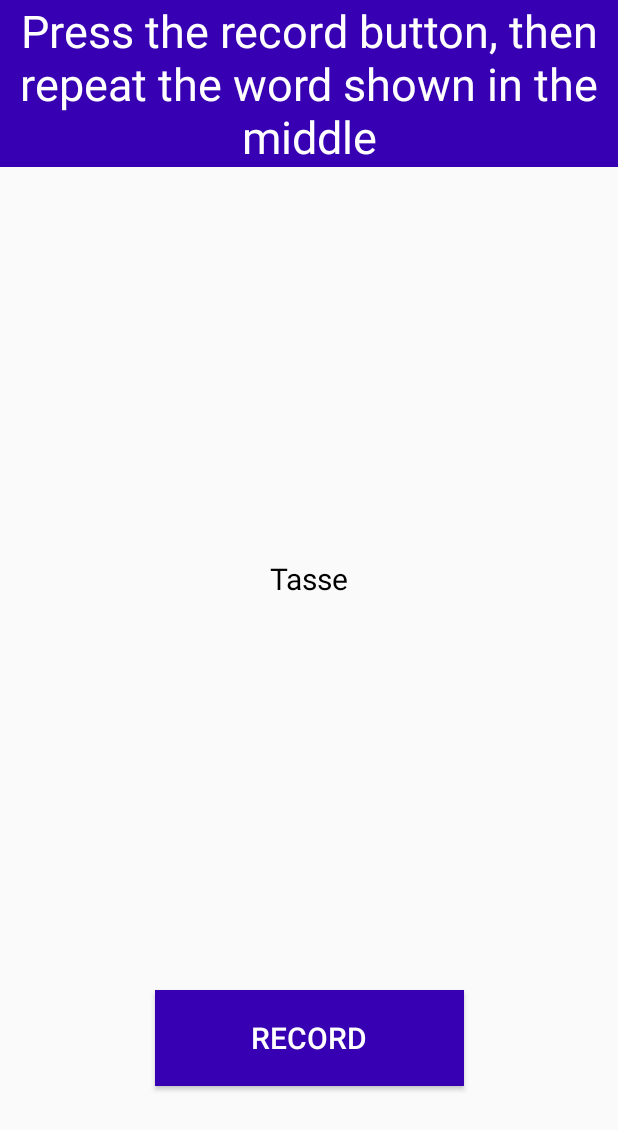
After one commit to SAGI-FAU/Cochlear-Implant-Testing-App, an Android app: the Word_List screen opened directly, with no data from a screen before it, on a phone screen of 412 x 824 dp. The commit adds this screen. Shown: the top 1130 px of the screen. Run offline under Robolectric (Android 15) with nearby library versions, the phone set to English and light mode, and no system bars.

Commit message:
[add] added Word_List Recording of voice still missing

```diff
--- a/CIT-APP/app/src/main/java/com/example/cit_app/Instruction.java
+++ b/CIT-APP/app/src/main/java/com/example/cit_app/Instruction.java
@@ -33,13 +33,13 @@ public class Instruction extends AppCompatActivity {
                 Intent newActivity;
                 switch(intent.getStringExtra("title")) {
                     case "Minimal pairs":
-                        newActivity = new Intent(v.getContext(), Instruction.class);
+                        newActivity = new Intent(v.getContext(), MinimalPairs.class);
                         break;
                     case "Minimal pairs 2":
                         newActivity = new Intent(v.getContext(), MinimalPairs2.class);
                         break;
                     case "Word list":
-                        newActivity = new Intent(v.getContext(), Instruction.class);
+                        newActivity = new Intent(v.getContext(), Word_List.class);
                         break;
                     case "Sentence reading":
                         newActivity = new Intent(v.getContext(), Instruction.class);
--- /dev/null
+++ b/CIT-APP/app/src/main/java/com/example/cit_app/MinimalPairs.java
@@ -0,0 +1,26 @@
+package com.example.cit_app;
+
+import androidx.appcompat.app.AppCompatActivity;
+
+import android.Manifest;
+import android.content.pm.PackageManager;
+import android.media.MediaRecorder;
+import android.os.Bundle;
+import android.widget.Button;
+import android.widget.Toast;
+
+public class MinimalPairs extends AppCompatActivity {
+
+    Button listen, record;
+    String path = "";
+    MediaRecorder recorder;
+
+    @Override
+    protected void onCreate(Bundle savedInstanceState) {
+        super.onCreate(savedInstanceState);
+        setContentView(R.layout.activity_minimal_pairs);
+        if((checkSelfPermission(Manifest.permission.RECORD_AUDIO) != PackageManager.PERMISSION_GRANTED) && (checkSelfPermission(Manifest.permission.WRITE_EXTERNAL_STORAGE) != PackageManager.PERMISSION_GRANTED)) {
+
+        }
+    }
+}
--- /dev/null
+++ b/CIT-APP/app/src/main/java/com/example/cit_app/Word_List.java
@@ -0,0 +1,83 @@
+package com.example.cit_app;
+
+import androidx.appcompat.app.AppCompatActivity;
+
+import android.content.Intent;
+import android.os.Bundle;
+import android.view.View;
+import android.widget.Button;
+import android.widget.TextView;
+import android.widget.Toast;
+
+import java.util.ArrayList;
+import java.util.Random;
+
+public class Word_List extends AppCompatActivity {
+
+    TextView word;
+    Button record;
+    Random rand = new Random();
+    int counter = 1;
+    ArrayList<Integer> usedInts = new ArrayList<>();
+    String[] wordListPlosive, wordListFricative, wordListNasal, wordListSibilant, wordList;
+    @Override
+    protected void onCreate(Bundle savedInstanceState) {
+        super.onCreate(savedInstanceState);
+        setContentView(R.layout.activity_word__list);
+        wordList = new String[10];
+        wordListFricative = getResources().getStringArray(R.array.Word_List_Fricatives);
+        wordListPlosive = getResources().getStringArray(R.array.Word_List_Plosives);
+        wordListNasal = getResources().getStringArray(R.array.Word_List_Nasal);
+        wordListSibilant = getResources().getStringArray(R.array.Word_List_Sibilant);
+        word = (TextView) findViewById(R.id.word);
+        record = (Button) findViewById(R.id.recordButtonWordList);
+        for(int i = 0; i < 10; i++) {
+            int tmp = -1;
+            if(i < 2) {
+                while((tmp == -1) || usedInts.contains(tmp)) {
+                    tmp = rand.nextInt(63);
+                }
+                wordList[i] = wordListPlosive[tmp];
+                usedInts.add(tmp);
+            } else {
+                if(i < 4) {
+                    while((tmp == -1) || usedInts.contains(tmp)) {
+                        tmp = rand.nextInt(10);
+                    }
+                    wordList[i] = wordListNasal[tmp];
+                    usedInts.add(tmp);
+                } else {
+                    if(i < 6) {
+                        while((tmp == -1) || usedInts.contains(tmp)) {
+                            tmp = rand.nextInt(10);
+                        }
+                        wordList[i] = wordListSibilant[tmp];
+                        usedInts.add(tmp);
+                    } else {
+                        while((tmp == -1) || usedInts.contains(tmp)) {
+                            tmp = rand.nextInt(14);
+                        }
+                        wordList[i] = wordListFricative[tmp];
+                        usedInts.add(tmp);
+                    }
+                }
+            }
+        }
+
+        word.setText(wordList[0]);
+        record.setOnClickListener(new View.OnClickListener() {
+            @Override
+            public void onClick(View v) {
+                //TODO record sound
+                if(counter < 10) {
+                    word.setText(wordList[counter]);
+                    counter++;
+                } else {
+                    Intent intent = new Intent(v.getContext(), MainActivity.class);
+                    v.getContext().startActivity(intent);
+                }
+            }
+        });
+
+    }
+}
--- /dev/null
+++ b/CIT-APP/app/src/main/res/layout/activity_minimal_pairs.xml
@@ -0,0 +1,47 @@
+<?xml version="1.0" encoding="utf-8"?>
+<androidx.constraintlayout.widget.ConstraintLayout xmlns:android="http://schemas.android.com/apk/res/android"
+    xmlns:app="http://schemas.android.com/apk/res-auto"
+    xmlns:tools="http://schemas.android.com/tools"
+    android:layout_width="match_parent"
+    android:layout_height="match_parent"
+    tools:context=".MinimalPairs">
+
+    <TextView
+        android:id="@+id/textView4"
+        android:layout_width="wrap_content"
+        android:layout_height="wrap_content"
+        android:gravity="center"
+        android:text="@string/ExplanationMinPairs"
+        android:background="@color/colorPrimaryDark"
+        android:textSize="30sp"
+        android:textColor="#ffffff"
+        app:layout_constraintEnd_toEndOf="parent"
+        app:layout_constraintStart_toStartOf="parent"
+        app:layout_constraintTop_toTopOf="parent" />
+
+    <Button
+        android:id="@+id/listen"
+        android:layout_width="wrap_content"
+        android:layout_height="wrap_content"
+        android:layout_marginTop="200dp"
+        android:background="@color/colorPrimaryDark"
+        android:text="@string/Listen"
+        android:textColor="#ffffff"
+        android:textSize="15sp"
+        app:layout_constraintEnd_toEndOf="parent"
+        app:layout_constraintStart_toStartOf="parent"
+        app:layout_constraintTop_toBottomOf="@+id/textView4" />
+
+    <Button
+        android:id="@+id/record"
+        android:layout_width="wrap_content"
+        android:layout_height="wrap_content"
+        android:layout_marginTop="50dp"
+        android:background="@color/colorPrimaryDark"
+        android:text="@string/record"
+        android:textColor="#ffffff"
+        android:textSize="15sp"
+        app:layout_constraintEnd_toEndOf="parent"
+        app:layout_constraintStart_toStartOf="parent"
+        app:layout_constraintTop_toBottomOf="@+id/listen" />
+</androidx.constraintlayout.widget.ConstraintLayout>
--- /dev/null
+++ b/CIT-APP/app/src/main/res/layout/activity_word__list.xml
@@ -0,0 +1,49 @@
+<?xml version="1.0" encoding="utf-8"?>
+<androidx.constraintlayout.widget.ConstraintLayout xmlns:android="http://schemas.android.com/apk/res/android"
+    xmlns:app="http://schemas.android.com/apk/res-auto"
+    xmlns:tools="http://schemas.android.com/tools"
+    android:layout_width="match_parent"
+    android:layout_height="match_parent"
+    tools:context=".Word_List">
+
+    <Button
+        android:id="@+id/recordButtonWordList"
+        android:layout_width="206dp"
+        android:layout_height="64dp"
+        android:layout_marginBottom="100dp"
+        android:text="@string/record"
+        android:background="@color/colorPrimaryDark"
+        android:textColor="#ffffff"
+        android:textSize="20sp"
+        app:layout_constraintBottom_toBottomOf="parent"
+        app:layout_constraintEnd_toEndOf="parent"
+        app:layout_constraintStart_toStartOf="parent" />
+
+    <TextView
+        android:id="@+id/wordListDescription"
+        android:layout_width="wrap_content"
+        android:layout_height="wrap_content"
+        android:text="@string/ExplanationWordList"
+        android:gravity="center"
+        android:textSize="30dp"
+        android:textColor="#ffffff"
+        android:background="@color/colorPrimaryDark"
+        app:layout_constraintEnd_toEndOf="parent"
+        app:layout_constraintStart_toStartOf="parent"
+        app:layout_constraintTop_toTopOf="parent" />
+
+    <TextView
+        android:id="@+id/word"
+        android:layout_width="183dp"
+        android:layout_height="54dp"
+        android:layout_marginTop="110dp"
+        android:layout_marginBottom="110dp"
+        android:gravity="center"
+        android:text="TextView"
+        android:textColor="#000000"
+        android:textSize="20sp"
+        app:layout_constraintBottom_toTopOf="@+id/recordButtonWordList"
+        app:layout_constraintEnd_toEndOf="parent"
+        app:layout_constraintStart_toStartOf="parent"
+        app:layout_constraintTop_toBottomOf="@+id/wordListDescription" />
+</androidx.constraintlayout.widget.ConstraintLayout>
--- a/CIT-APP/app/src/main/res/values/strings.xml
+++ b/CIT-APP/app/src/main/res/values/strings.xml
@@ -8,6 +8,10 @@
     <string name="Again">Again</string>
     <string name="ExplanationMinPairs2">Select the word you heard</string>
     <string name="ExplanationRepetition">Please repeat the word PETAKA as many times as possible</string>
+    <string name="ExplanationMinPairs">Press the listen button to listen to the word, then press the record button and repeat the word you heard </string>
+    <string name="ExplanationWordList">Press the record button, then repeat the word shown in the middle </string>
+    <string name="Listen">listen</string>
+    <string name="record">record</string>
     <string-array name="Exercises">
         <item>Minimal pairs</item>
         <item>Minimal pairs 2</item>
@@ -15,6 +19,111 @@
         <item>Picture description</item>
         <item>Sentence reading</item>
         <item>Syllable repetition</item>
+    </string-array>
+    <string-array name="Word_List_Plosives">
+        <item>Anker</item>
+        <item>Apfel</item>
+        <item>Arzt</item>
+        <item>Auto</item>
+        <item>Ball</item>
+        <item>Bank</item>
+        <item>Baum</item>
+        <item>Berg</item>
+        <item>Bett</item>
+        <item>Bild</item>
+        <item>Blume</item>
+        <item>Brief</item>
+        <item>Brille</item>
+        <item>Buch</item>
+        <item>Drachen</item>
+        <item>Dusche</item>
+        <item>Elefant</item>
+        <item>Erdbeere</item>
+        <item>Feder</item>
+        <item>Fenster</item>
+        <item>Gabel</item>
+        <item>Gespenst</item>
+        <item>Gießkanne</item>
+        <item>Gitarre</item>
+        <item>Glas</item>
+        <item>Graß</item>
+        <item>grün</item>
+        <item>Jacke</item>
+        <item>Jäger</item>
+        <item>Kanne</item>
+        <item>Kaputt</item>
+        <item>Katze</item>
+        <item>Kiste</item>
+        <item>Kleid</item>
+        <item>Knöpfe</item>
+        <item>Korb</item>
+        <item>Krokodil</item>
+        <item>Kuh</item>
+        <item>Lampe</item>
+        <item>Mond</item>
+        <item>Nagel</item>
+        <item>Nest</item>
+        <item>Pferd</item>
+        <item>Punkt</item>
+        <item>Quak</item>
+        <item>Rad</item>
+        <item>Rutsche</item>
+        <item>Sack</item>
+        <item>Schmetterling</item>
+        <item>Schnecke</item>
+        <item>Schrank</item>
+        <item>Tasche</item>
+        <item>Tasse</item>
+        <item>Taucher</item>
+        <item>Telefon</item>
+        <item>Teller</item>
+        <item>Tiger</item>
+        <item>Topf</item>
+        <item>Trecker</item>
+        <item>Wippe</item>
+        <item>Zebra</item>
+        <item>Zitrone</item>
+        <item>Zwerg</item>
+    </string-array>
+    <string-array name="Word_List_Fricatives">
+        <item>Fisch</item>
+        <item>Flasche</item>
+        <item>Frosch</item>
+        <item>Hexe</item>
+        <item>Haus</item>
+        <item>Heizung</item>
+        <item>Hase</item>
+        <item>Hund</item>
+        <item>Vogel</item>
+        <item>Eichhörnchen</item>
+        <item>Stuhl</item>
+        <item>Marienkäfer</item>
+        <item>Schiff</item>
+        <item>Unfall</item>
+    </string-array>
+    <string-array name="Word_List_Nasal">
+        <item>Nuss</item>
+        <item>Schornstein</item>
+        <item>Schwein</item>
+        <item>Sonne</item>
+        <item>Spinne</item>
+        <item>Spring</item>
+        <item>Zange</item>
+        <item>Eimer</item>
+        <item>Milch</item>
+        <item>Strumpf</item>
+    </string-array>
+    <string-array name="Word_List_Sibilant">
+        <item>Schere</item>
+        <item>Schlange</item>
+        <item>Schlüssel</item>
+        <item>Schuh</item>
+        <item>Schwein</item>
+        <item>Pilz</item>
+        <item>Spitze</item>
+        <item>Zange</item>
+        <item>Pflaster</item>
+        <item>Wurst</item>
     </string-array>
     <string-array name="Minimal_Pairs_Fricatives">
         <item>Vetter</item>
```
Also changed, not shown: CIT-APP/app/src/main/AndroidManifest.xml (+6 -1 lines), 2 other files.
